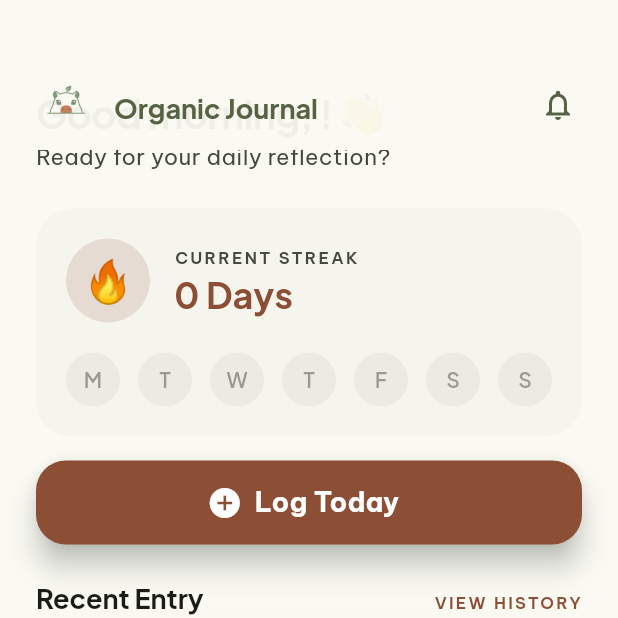
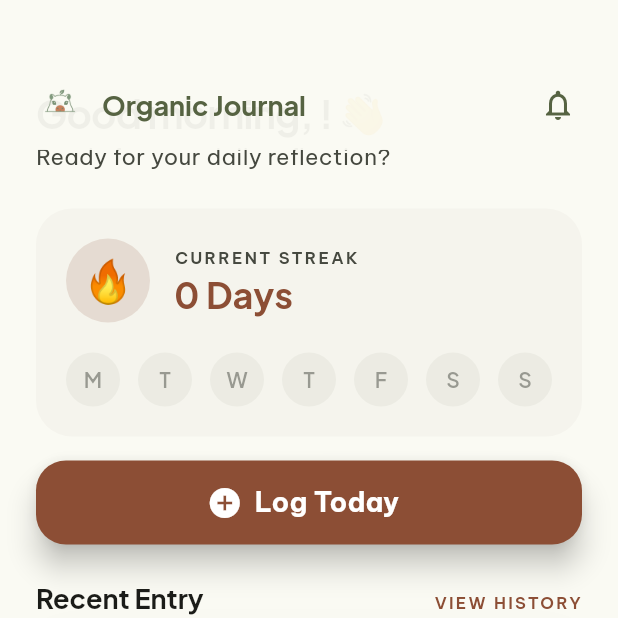
Before and after one commit to pak-pow/PoopTracker, a Flutter app: the HomeScreen screen opened directly, on a phone screen of 412 x 824 dp, the top half of it. Run offline on Flutter 3.47's test engine with Material 3 defaults, Android fonts, the phone set to English and light mode, and no system bars; our stand-ins replace csv, flutter_local_notifications, flutter_timezone, google_fonts, share_plus, shared_preferences and 2 more; accounts and stored records are empty.

```diff
--- a/lib/features/home/home_screen.dart
+++ b/lib/features/home/home_screen.dart
@@ -305,28 +305,23 @@ class _HomeScreenState extends State<HomeScreen> {
                 mainAxisAlignment: MainAxisAlignment.spaceBetween,
                 children: [
                   Row(
-                    crossAxisAlignment: CrossAxisAlignment.center,
                     children: [
-                      ClipRRect(
-                        borderRadius: BorderRadius.circular(8),
+                      Container(
+                        width: 32,
+                        height: 32,
+                        decoration: const BoxDecoration(shape: BoxShape.circle),
+                        clipBehavior: Clip.hardEdge,
                         child: Image.asset(
                           'assets/logo_capybara.png',
-                          width: 40,
-                          height: 40,
                           fit: BoxFit.cover,
                         ),
                       ),
                       const SizedBox(width: 12),
-                      Padding(
-                        padding: const EdgeInsets.only(top: 4.0),
-                        child: Text(
-                          "Organic Journal",
-                          style: Theme.of(context).textTheme.titleLarge
-                              ?.copyWith(
-                                color: AppTheme.primary,
-                                fontSize: 18,
-                                height: 1.0,
-                              ),
+                      Text(
+                        "Organic Journal",
+                        style: Theme.of(context).textTheme.titleLarge?.copyWith(
+                          color: AppTheme.primary,
+                          fontSize: 18,
                         ),
                       ),
                     ],
```
Also changed, not shown: lib/features/history/history_screen.dart (+15 -3 lines), lib/features/settings/settings_screen.dart (+76 -5 lines).
